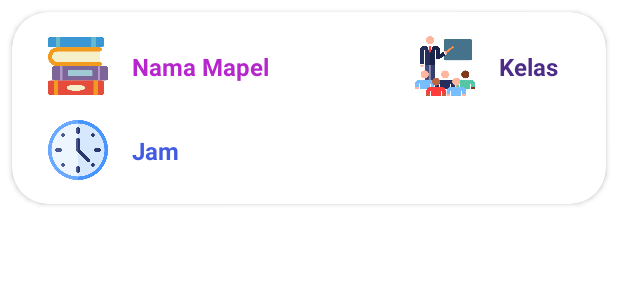
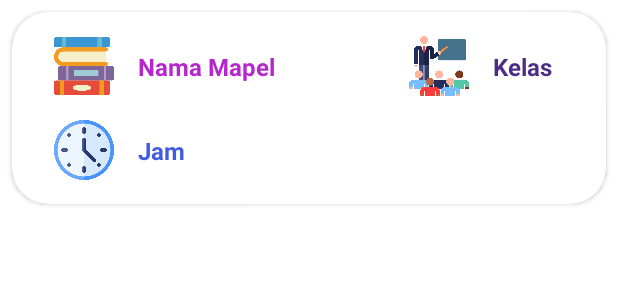
Before and after one commit to rezhajamil/aplikasi-pengelola-jadwal, an Android app: the layout row_jadwal.xml on its own in the app's theme, with its tools: preview values and no code run, on a phone screen of 412 x 824 dp. Shown: the top 300 px of the screen. Run offline under Robolectric (Android 15) with nearby library versions, the phone set to English and light mode, and no system bars.

```diff
--- a/app/src/main/res/layout/row_jadwal.xml
+++ b/app/src/main/res/layout/row_jadwal.xml
@@ -18,7 +18,7 @@
                 android:id="@+id/constraintLayout"
                 android:layout_width="wrap_content"
                 android:layout_height="wrap_content"
-                android:layout_marginStart="16dp"
+                android:layout_marginStart="20dp"
                 android:layout_marginTop="8dp"
                 app:layout_constraintStart_toStartOf="parent"
                 app:layout_constraintTop_toTopOf="parent">
@@ -56,7 +56,7 @@
             <androidx.constraintlayout.widget.ConstraintLayout
                 android:layout_width="wrap_content"
                 android:layout_height="wrap_content"
-                android:layout_marginStart="16dp"
+                android:layout_marginStart="20dp"
                 android:layout_marginBottom="8dp"
                 app:layout_constraintBottom_toBottomOf="parent"
                 app:layout_constraintStart_toStartOf="parent"
@@ -97,7 +97,7 @@
                 android:layout_width="wrap_content"
                 android:layout_height="wrap_content"
                 android:layout_marginTop="8dp"
-                android:layout_marginEnd="16dp"
+                android:layout_marginEnd="20dp"
                 app:layout_constraintEnd_toEndOf="parent"
                 app:layout_constraintTop_toTopOf="parent">
 
```
